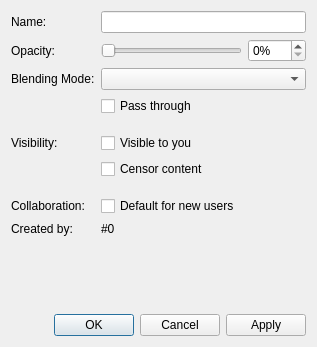
The window that src/desktop/ui/layerproperties.ui (drawpile/Drawpile) describes before a commit, drawn with Qt 5.
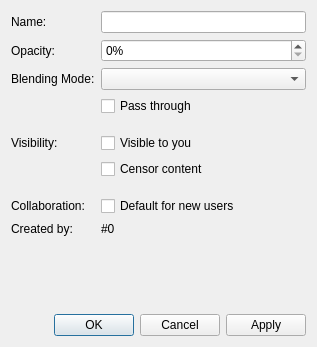
The same window after the commit. Custom widgets are drawn as their Qt base class.

Commit message: Use KisSliderSpinBox for layer properties opacity

Patch:
```diff
--- a/src/desktop/ui/layerproperties.ui
+++ b/src/desktop/ui/layerproperties.ui
@@ -34,30 +34,6 @@
      </property>
     </widget>
    </item>
-   <item row="2" column="1">
-    <layout class="QHBoxLayout" name="horizontalLayout">
-     <item>
-      <widget class="QSlider" name="opacitySlider">
-       <property name="maximum">
-        <number>100</number>
-       </property>
-       <property name="orientation">
-        <enum>Qt::Horizontal</enum>
-       </property>
-      </widget>
-     </item>
-     <item>
-      <widget class="QSpinBox" name="opacitySpinner">
-       <property name="suffix">
-        <string>%</string>
-       </property>
-       <property name="maximum">
-        <number>100</number>
-       </property>
-      </widget>
-     </item>
-    </layout>
-   </item>
    <item row="4" column="0">
     <widget class="QLabel" name="blendModeLabel">
      <property name="text">
@@ -179,8 +155,25 @@
      </property>
     </widget>
    </item>
+   <item row="2" column="1">
+    <widget class="KisSliderSpinBox" name="opacitySlider">
+     <property name="suffix">
+      <string>%</string>
+     </property>
+     <property name="maximum">
+      <number>100</number>
+     </property>
+    </widget>
+   </item>
   </layout>
  </widget>
+ <customwidgets>
+  <customwidget>
+   <class>KisSliderSpinBox</class>
+   <extends>QSpinBox</extends>
+   <header>widgets/kis_slider_spin_box.h</header>
+  </customwidget>
+ </customwidgets>
  <resources/>
  <connections>
   <connection>
```
Left out of the diff: 32 changed lines with no effect on the pictures. The commit also changes 1 other file.
